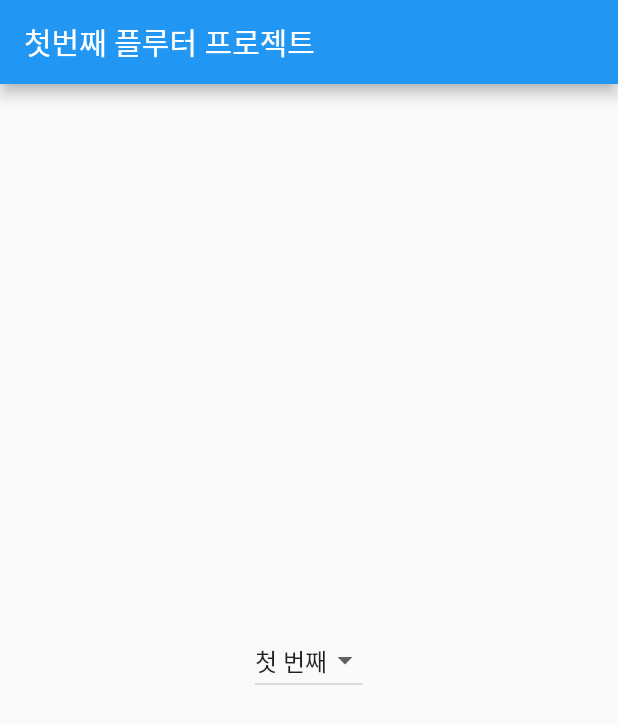
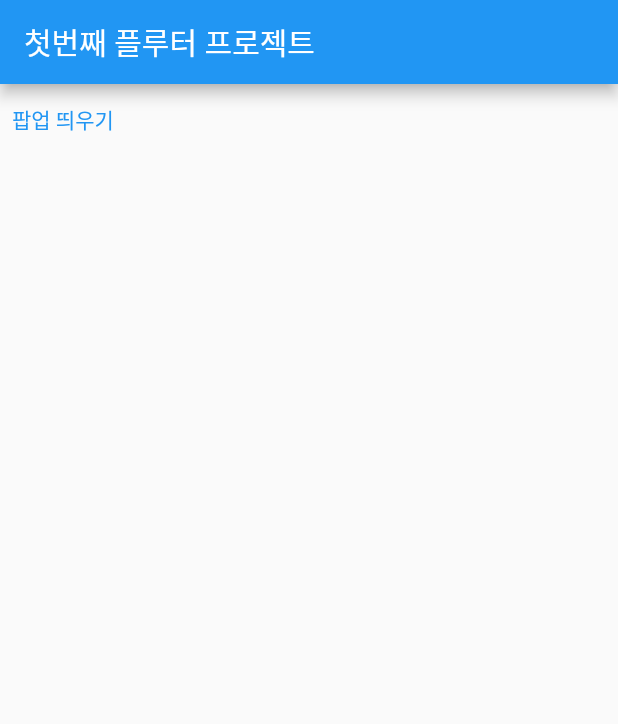
Before and after one commit to doyeooni/project1, a Flutter app: the screen it shows after launch, on a phone screen of 412 x 824 dp. Shown: the top 724 px of the screen. Run offline on Flutter 3.47's test engine with Material 2 defaults, Android fonts, the phone set to English and light mode, and no system bars.

```diff
--- a/lib/main.dart
+++ b/lib/main.dart
@@ -35,37 +35,35 @@ class _MyHomePageState extends State<MyHomePage> {
   final _valueList = ['첫 번째', '두 번째', '세 번째'];
   var _selectedValue = '첫 번째';
 
+  _openPopup() {
+    showDialog(
+      context: context,
+      builder : (BuildContext context) {
+        return AlertDialog(
+          title: Text("알림창 타이틀"),
+          content: Text("알림창에 들어가는 내용입니다."),
+          actions : [
+            TextButton(
+              child: Text('닫기'),
+              onPressed: () {
+                Navigator.of(context).pop();
+              },
+            )
+          ],
+        );
+      }
+    );
+  }
   @override
   Widget build(BuildContext context) {
-    // This method is rerun every time setState is called, for instance as done
-    // by the _incrementCounter method above.
-    //
-    // The Flutter framework has been optimized to make rerunning build methods
-    // fast, so that you can just rebuild anything that needs updating rather
-    // than having to individually change instances of widgets.
+
     return Scaffold(
       appBar: AppBar(
-        // Here we take the value from the MyHomePage object that was created by
-        // the App.build method, and use it to set our appbar title.
         title: Text(widget.title),
       ),
-      body: Center(
-        child: DropdownButton(
-          value : _selectedValue,
-          items : _valueList.map(
-              (value) {
-                return DropdownMenuItem(
-                  value: value,
-                    child: Text(value),
-                );
-              },
-          ).toList(),
-          onChanged: (value) {
-            setState(() {
-              _selectedValue = value!;
-            });
-          },
-        ),
+      body: TextButton(
+        child: Text('팝업 띄우기'),
+        onPressed: _openPopup,
       )
 
     );
```
